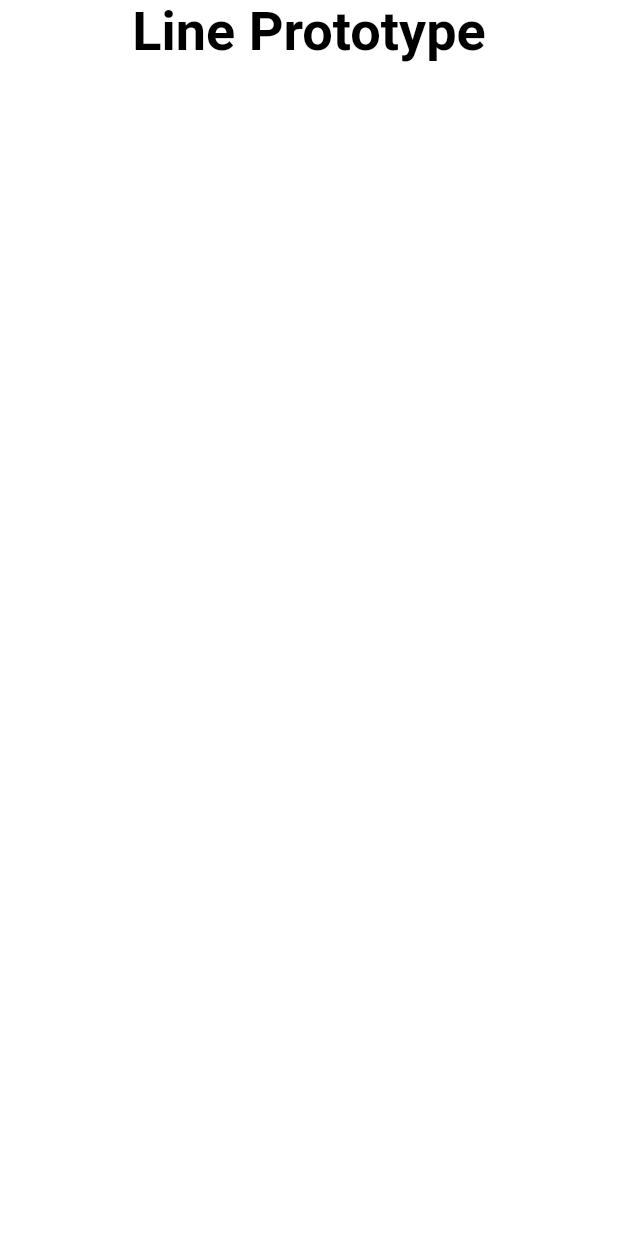
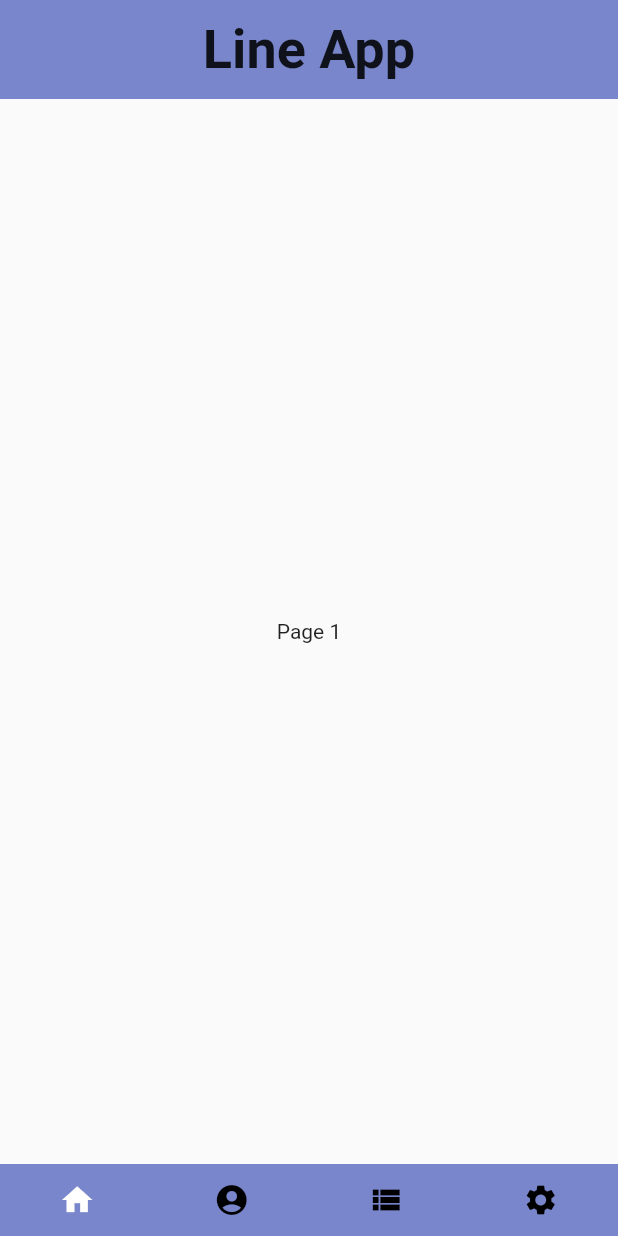
Before and after one commit to alexhad6/line-app, a Flutter app: the screen it shows after launch, on a phone screen of 412 x 824 dp. Run offline on Flutter 3.47's test engine with Material 2 defaults, Android fonts, the phone set to English and light mode, and no system bars.

Commit message:
Added bottom navigation functionality

```diff
--- a/lib/main.dart
+++ b/lib/main.dart
@@ -1,33 +1,123 @@
-import 'package:flutter/widgets.dart';
+import 'package:flutter/material.dart';
 
 void main() {
-  runApp(WidgetsApp(
-    pageRouteBuilder: <T>(settings, build) => PageRouteBuilder(
-      pageBuilder: (context, _, __) => build(context),
+  runApp(MaterialApp(
+    title: 'Line Prototype',
+    theme: ThemeData(
+      primaryColor: Colors.indigo[300],
     ),
     home: HomePage(),
-    title: 'Line Prototype',
-    textStyle: const TextStyle(
-      color: Color(0xFF000000),
-      fontSize: 36.0,
-      fontWeight: FontWeight.bold,
-    ),
-    color: Color(0xFF0000FF),
     debugShowCheckedModeBanner: false,
   ));
 }
 
-class HomePage extends StatelessWidget {
+class HomePage extends StatefulWidget {
+  @override
+  _HomePageState createState() => _HomePageState();
+}
+
+class _HomePageState extends State<HomePage> {
+  int _selectedIndex = 0;
+
   @override
   Widget build(BuildContext context) {
+    return Material(
+      child: Column(
+        children: <Widget>[
+          TopBar(),
+          Expanded(
+            child: Center(
+              child: Text('Page ${_selectedIndex + 1}'),
+            ),
+          ),
+          NavigationBar(
+            currentIndex: _selectedIndex,
+            onTap: (index) {
+              setState(() {
+                _selectedIndex = index;
+              });
+            },
+          ),
+        ],
+      ),
+    );
+  }
+}
+
+class TopBar extends StatelessWidget {
+  final double padding = 12.0;
+
+  @override
+  Widget build(BuildContext context) {
+    final double _safePaddingTop = MediaQuery.of(context).padding.top;
+
     return Container(
-      color: Color(0xFFFFFFFF),
-      child: SafeArea(
-        child: Align(
-          alignment: Alignment.topCenter,
-          child: Text('Line Prototype'),
+      color: Theme.of(context).primaryColor,
+      padding: EdgeInsets.only(
+        top: _safePaddingTop == 0 ? padding : _safePaddingTop,
+        bottom: padding,
+      ),
+      child: SizedBox(
+        width: double.infinity,
+        child: Text(
+          'Line App',
+          style: TextStyle(
+            fontSize: 36.0,
+            fontWeight: FontWeight.bold,
+          ),
+          textAlign: TextAlign.center,
         ),
       ),
     );
   }
 }
+
+class NavigationBar extends StatelessWidget {
+  NavigationBar({
+    Key? key,
+    required this.currentIndex,
+    required this.onTap,
+  }) : super(key: key);
+
+  final int currentIndex;
+  final ValueChanged<int> onTap;
+  final double padding = 12.0;
+
+  @override
+  Widget build(BuildContext context) {
+    final double _safePaddingBottom = MediaQuery.of(context).padding.bottom;
+
+    const List<IconData> icons = [
+      Icons.home,
+      Icons.account_circle,
+      Icons.view_list,
+      Icons.settings,
+    ];
+
+    return Container(
+      color: Theme.of(context).primaryColor,
+      child: Row(
+        children: [
+          for (var index = 0; index < icons.length; index++)
+            Expanded(
+              child: GestureDetector(
+                behavior: HitTestBehavior.translucent,
+                child: Padding(
+                  padding: EdgeInsets.only(
+                    top: padding,
+                    bottom:
+                        _safePaddingBottom == 0 ? padding : _safePaddingBottom,
+                  ),
+                  child: Icon(
+                    icons[index],
+                    color: index == currentIndex ? Colors.white : Colors.black,
+                  ),
+                ),
+                onTap: () => onTap(index),
+              ),
+            ),
+        ],
+      ),
+    );
+  }
+}
```
